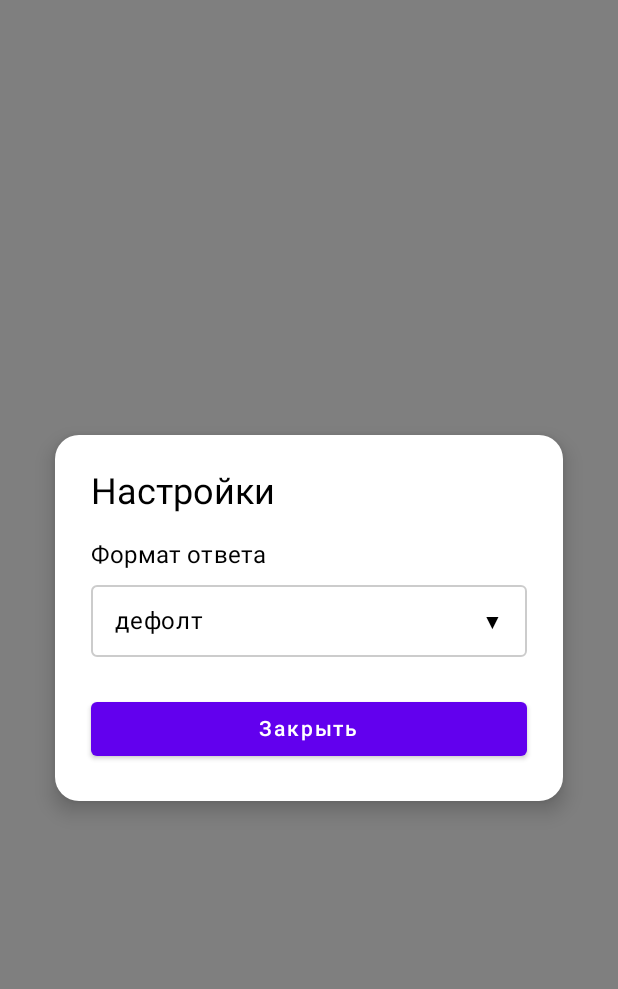
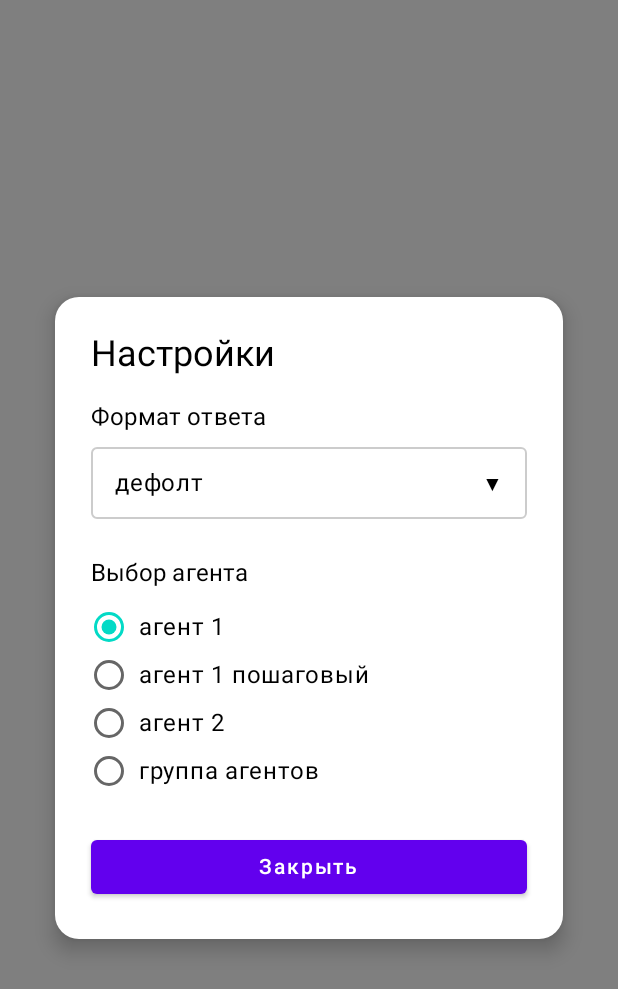
Before and after one commit to ubitu111/Ai-Advent-Challenge, an Android app built with Jetpack Compose: the composable SettingsScreen shown on its own in the app's theme, on a phone screen of 412 x 824 dp. Shown: the top 989 px of the screen. Run offline under Robolectric (Android 15) with nearby library versions, the phone set to English and light mode, and no system bars.

Commit message:
Add ui selection agent

```diff
--- /dev/null
+++ b/shared/src/commonMain/kotlin/ru/mirtomsk/shared/settings/AgentType.kt
@@ -0,0 +1,8 @@
+package ru.mirtomsk.shared.settings
+
+enum class AgentType {
+    AGENT_1,
+    AGENT_1_STEP_BY_STEP,
+    AGENT_2,
+    AGENT_GROUP
+}
--- a/shared/src/commonMain/kotlin/ru/mirtomsk/shared/settings/SettingsScreen.kt
+++ b/shared/src/commonMain/kotlin/ru/mirtomsk/shared/settings/SettingsScreen.kt
@@ -16,6 +16,7 @@ import androidx.compose.material.Card
 import androidx.compose.material.DropdownMenu
 import androidx.compose.material.DropdownMenuItem
 import androidx.compose.material.MaterialTheme
+import androidx.compose.material.RadioButton
 import androidx.compose.material.Text
 import androidx.compose.runtime.Composable
 import androidx.compose.runtime.getValue
@@ -137,6 +138,36 @@ fun SettingsScreen(
                     }
                 }
 
+                // Agent Selection section
+                Text(
+                    text = Strings.AGENT_SELECTION_TITLE,
+                    style = MaterialTheme.typography.subtitle1,
+                    modifier = Modifier.padding(top = 24.dp, bottom = 8.dp)
+                )
+
+                // Radio buttons group
+                Column {
+                    AgentType.values().forEach { agentType ->
+                        Row(
+                            modifier = Modifier
+                                .fillMaxWidth()
+                                .clickable { viewModel.setSelectedAgent(agentType) }
+                                .padding(vertical = 4.dp),
+                            verticalAlignment = Alignment.CenterVertically
+                        ) {
+                            RadioButton(
+                                selected = uiState.selectedAgent == agentType,
+                                onClick = null
+                            )
+                            Text(
+                                text = Strings.getAgentName(agentType),
+                                modifier = Modifier.padding(start = 8.dp),
+                                style = MaterialTheme.typography.body1
+                            )
+                        }
+                    }
+                }
+
                 Button(
                     onClick = onDismiss,
                     modifier = Modifier
--- a/shared/src/commonMain/kotlin/ru/mirtomsk/shared/settings/SettingsUiState.kt
+++ b/shared/src/commonMain/kotlin/ru/mirtomsk/shared/settings/SettingsUiState.kt
@@ -1,5 +1,6 @@
 package ru.mirtomsk.shared.settings
 
 data class SettingsUiState(
-    val responseFormat: String = "дефолт"
+    val responseFormat: String = "дефолт",
+    val selectedAgent: AgentType = AgentType.AGENT_1,
 )
--- a/shared/src/commonMain/kotlin/ru/mirtomsk/shared/settings/SettingsViewModel.kt
+++ b/shared/src/commonMain/kotlin/ru/mirtomsk/shared/settings/SettingsViewModel.kt
@@ -34,6 +34,10 @@ class SettingsViewModel(
         formatProvider.updateFormat(format)
     }
 
+    fun setSelectedAgent(agentType: AgentType) {
+        uiState = uiState.copy(selectedAgent = agentType)
+    }
+
     private fun formatToString(format: ResponseFormat): String {
         return when (format) {
             ResponseFormat.DEFAULT -> "дефолт"
--- /dev/null
+++ b/shared/src/commonMain/kotlin/ru/mirtomsk/shared/settings/Strings.kt
@@ -0,0 +1,19 @@
+package ru.mirtomsk.shared.settings
+
+object Strings {
+    // Agent selection
+    const val AGENT_SELECTION_TITLE = "Выбор агента"
+    const val AGENT_1 = "агент 1"
+    const val AGENT_1_STEP_BY_STEP = "агент 1 пошаговый"
+    const val AGENT_2 = "агент 2"
+    const val AGENT_GROUP = "группа агентов"
+
+    fun getAgentName(agentType: AgentType): String {
+        return when (agentType) {
+            AgentType.AGENT_1 -> AGENT_1
+            AgentType.AGENT_1_STEP_BY_STEP -> AGENT_1_STEP_BY_STEP
+            AgentType.AGENT_2 -> AGENT_2
+            AgentType.AGENT_GROUP -> AGENT_GROUP
+        }
+    }
+}
```
